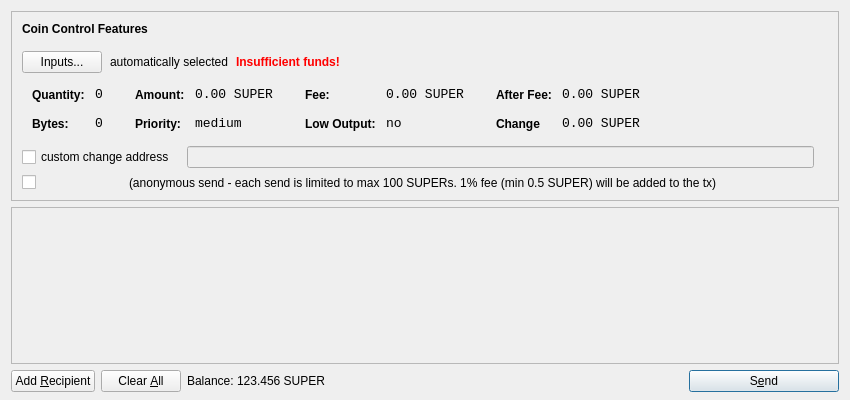
thirstygerry/SuperCoin, file src/qt/forms/sendcoinsdialog.ui: the form before one commit.
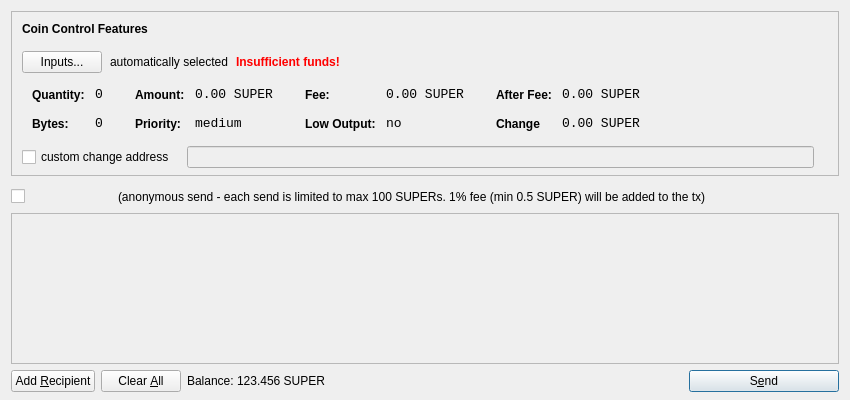
The form after the commit. Icons and pictures are not drawn.

The edit to the form file:
```diff
--- a/src/qt/forms/sendcoinsdialog.ui
+++ b/src/qt/forms/sendcoinsdialog.ui
@@ -13,7 +13,7 @@
   <property name="windowTitle">
    <string>Send Coins</string>
   </property>
-  <layout class="QVBoxLayout" name="verticalLayout" stretch="0,1,0">
+  <layout class="QVBoxLayout" name="verticalLayout" stretch="0,0,1,0">
    <property name="bottomMargin">
     <number>8</number>
    </property>
@@ -54,7 +54,7 @@
        <number>6</number>
       </property>
       <item>
-       <layout class="QVBoxLayout" name="verticalLayoutCoinControl" stretch="0,0,0,1,0,0">
+       <layout class="QVBoxLayout" name="verticalLayoutCoinControl" stretch="0,0,0,1,0">
         <property name="spacing">
          <number>0</number>
         </property>
@@ -607,6 +607,24 @@
          </layout>
         </item>
         <item>
+         <spacer name="verticalSpacerCoinControl">
+          <property name="orientation">
+           <enum>Qt::Vertical</enum>
+          </property>
+          <property name="sizeHint" stdset="0">
+           <size>
+            <width>800</width>
+            <height>1</height>
+           </size>
+          </property>
+         </spacer>
+        </item>
+       </layout>
+      </item>
+     </layout>
+    </widget>
+   </item>
+   <item>
          <layout class="QHBoxLayout" name="horizontalLayoutCoinControl7" stretch="0,0,0,0">
           <property name="spacing">
            <number>0</number>
@@ -675,24 +693,6 @@
          </layout>
         </item>
         <item>
-         <spacer name="verticalSpacerCoinControl">
-          <property name="orientation">
-           <enum>Qt::Vertical</enum>
-          </property>
-          <property name="sizeHint" stdset="0">
-           <size>
-            <width>800</width>
-            <height>1</height>
-           </size>
-          </property>
-         </spacer>
-        </item>
-       </layout>
-      </item>
-     </layout>
-    </widget>
-   </item>
-   <item>
     <widget class="QScrollArea" name="scrollArea">
      <property name="widgetResizable">
       <bool>true</bool>
@@ -702,8 +702,8 @@
        <rect>
         <x>0</x>
         <y>0</y>
-        <width>824</width>
-        <height>112</height>
+        <width>830</width>
+        <height>140</height>
        </rect>
       </property>
       <layout class="QVBoxLayout" name="verticalLayout_2">
```
Lines whose indentation alone changed are shown as unchanged.
